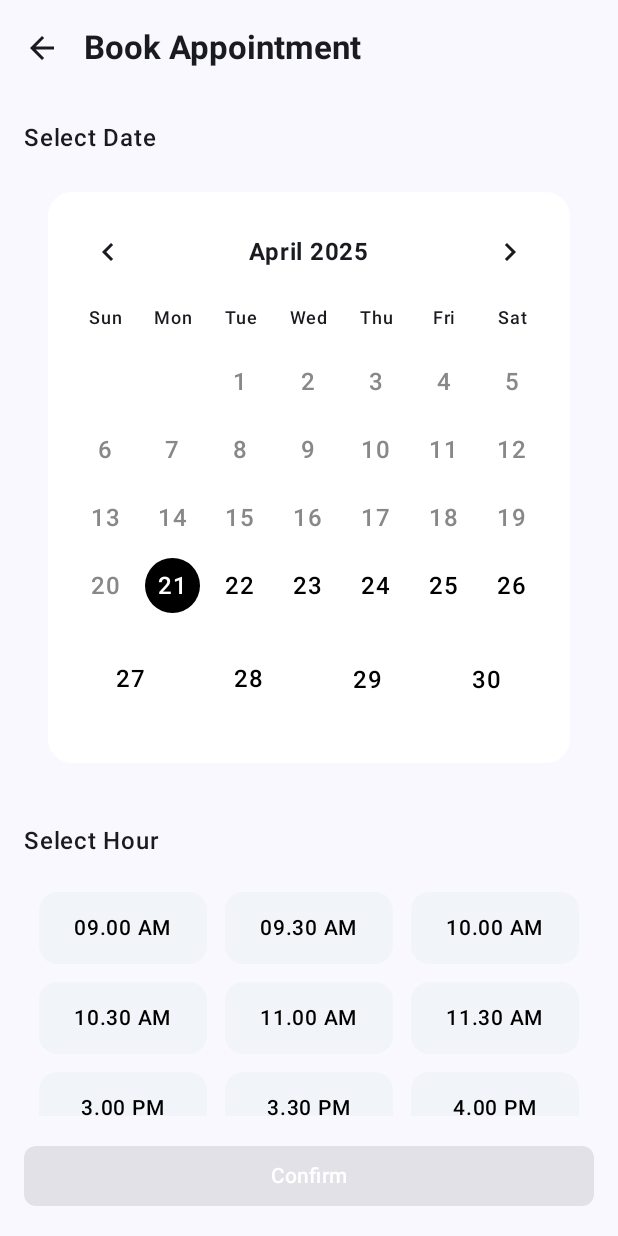
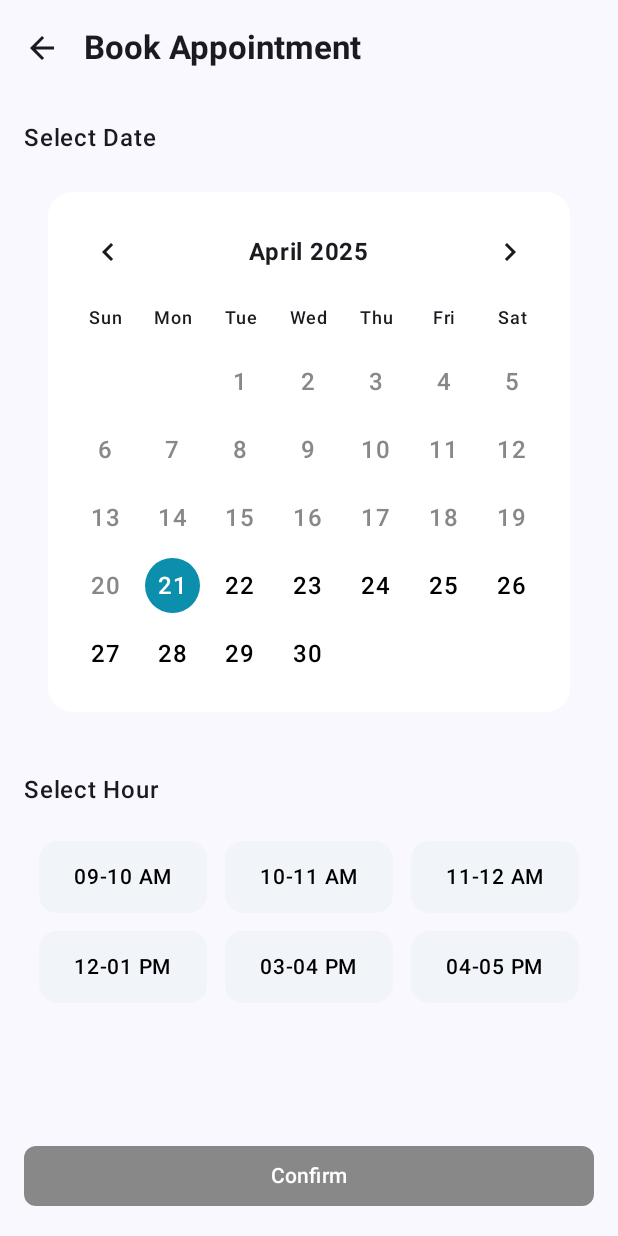
Before and after one commit to MianMuzammil67/Appointment-Booking-App, an Android app built with Jetpack Compose: the BookAppointmentScreen screen opened through its navigation route, on a phone screen of 412 x 824 dp. Run offline under Robolectric (Android 15) with nearby library versions, the phone set to English and light mode, and no system bars; our stand-ins replace Dagger/Hilt's generated code, Firebase (no records; nobody signed in at launch, a user with empty details on screens opened directly).

Commit message:
Correct layout for last dates in calendar

```diff
--- a/app/src/main/java/com/example/appointmentbookingapp/presentation/ui/appointment/BookAppointment.kt
+++ b/app/src/main/java/com/example/appointmentbookingapp/presentation/ui/appointment/BookAppointment.kt
@@ -26,6 +26,7 @@ import androidx.compose.material.icons.automirrored.filled.ArrowBack
 import androidx.compose.material.icons.automirrored.filled.KeyboardArrowLeft
 import androidx.compose.material.icons.automirrored.filled.KeyboardArrowRight
 import androidx.compose.material3.Button
+import androidx.compose.material3.ButtonDefaults
 import androidx.compose.material3.CircularProgressIndicator
 import androidx.compose.material3.ExperimentalMaterial3Api
 import androidx.compose.material3.Icon
@@ -43,6 +44,7 @@ import androidx.compose.ui.Alignment
 import androidx.compose.ui.Modifier
 import androidx.compose.ui.draw.clip
 import androidx.compose.ui.graphics.Color
+import androidx.compose.ui.res.colorResource
 import androidx.compose.ui.text.font.FontWeight
 import androidx.compose.ui.text.style.TextAlign
 import androidx.compose.ui.tooling.preview.Preview
@@ -51,6 +53,7 @@ import androidx.compose.ui.unit.sp
 import androidx.hilt.navigation.compose.hiltViewModel
 import androidx.navigation.NavHostController
 import androidx.navigation.compose.rememberNavController
+import com.example.appointmentbookingapp.R
 import com.example.appointmentbookingapp.presentation.state.UiState
 import java.time.LocalDate
 import java.time.YearMonth
@@ -63,16 +66,20 @@ fun BookAppointmentScreen(navController: NavHostController) {
     val firebaseDateState by viewModel.firebaseTimeFlow.collectAsState()
 
 //    var selectedDate by remember { mutableStateOf(firebaseDateState ) }
-    var selectedDate by remember { mutableStateOf<LocalDate?>(null) }
+    var selectedDate by remember { mutableStateOf<LocalDate?>(LocalDate.now()) }
 
 //    var selectedDate by remember { mutableStateOf(LocalDate.now()) }
     var selectedTime by remember { mutableStateOf<String?>(null) }
 
+//    val timeSlots = listOf(
+//        "09.00 AM", "09.30 AM", "10.00 AM",
+//        "10.30 AM", "11.00 AM", "11.30 AM",
+//        "3.00 PM", "3.30 PM", "4.00 PM",
+//        "4.30 PM", "5.00 PM", "5.30 PM"
+//    )
     val timeSlots = listOf(
-        "09.00 AM", "09.30 AM", "10.00 AM",
-        "10.30 AM", "11.00 AM", "11.30 AM",
-        "3.00 PM", "3.30 PM", "4.00 PM",
-        "4.30 PM", "5.00 PM", "5.30 PM"
+        "09-10 AM", "10-11 AM", "11-12 AM",
+        "12-01 PM", "03-04 PM", "04-05 PM",
     )
     Scaffold(
         topBar = {
@@ -93,10 +100,15 @@ fun BookAppointmentScreen(navController: NavHostController) {
                 modifier = Modifier
                     .fillMaxWidth()
                     .padding(16.dp)
-                    .navigationBarsPadding()
-                ,
+                    .navigationBarsPadding(),
                 shape = RoundedCornerShape(8.dp),
-                enabled = selectedTime != null
+                enabled = selectedTime != null,
+
+                colors = ButtonDefaults.buttonColors(
+                    containerColor = if (selectedTime != null) colorResource(R.color.colorPrimary) else Color.Gray,
+                    disabledContainerColor = Color.Gray
+                )
+
             ) {
                 Text("Confirm", color = Color.White)
             }
@@ -130,12 +142,13 @@ fun BookAppointmentScreen(navController: NavHostController) {
                         CircularProgressIndicator()
                     }
                 }
+
                 is UiState.Error -> {
-                    // Show error message (you can customize this)
                     Box(modifier = Modifier.fillMaxSize(), contentAlignment = Alignment.Center) {
                         Text("Failed to fetch server time.")
                     }
                 }
+
                 is UiState.Success -> {
                     val firebaseDate = (firebaseDateState as UiState.Success).data
                     // Initialize selectedDate only once
@@ -158,7 +171,9 @@ fun BookAppointmentScreen(navController: NavHostController) {
 
             LazyVerticalGrid(
                 columns = GridCells.Fixed(3),
-                modifier = Modifier.height(220.dp),
+//                modifier = Modifier.height(220.dp),
+                modifier = Modifier.height(150.dp),
+//                modifier = Modifier.wrapContentHeight(),
                 contentPadding = PaddingValues(4.dp)
             ) {
                 items(timeSlots.size) { index ->
@@ -168,7 +183,8 @@ fun BookAppointmentScreen(navController: NavHostController) {
                             .padding(6.dp)
                             .clip(RoundedCornerShape(12.dp))
                             .background(
-                                if (selectedTime == time) Color(0xFF0F172A)
+//                                if (selectedTime == time) Color(0xFF0F172A)
+                                if (selectedTime == time) colorResource(R.color.colorPrimary)
                                 else Color(0xFFF1F5F9)
                             )
                             .clickable { selectedTime = time }
@@ -187,7 +203,6 @@ fun BookAppointmentScreen(navController: NavHostController) {
         }
     }
 }
-
 @Composable
 fun AppointmentCalendar(
     selectedDate: LocalDate = LocalDate.now(),
@@ -195,8 +210,6 @@ fun AppointmentCalendar(
     firebaseToday: LocalDate
 
 ) {
-//    var currentMonth by remember { mutableStateOf(YearMonth.now()) }
-//    val today = LocalDate.now()
     var currentMonth by remember { mutableStateOf(YearMonth.from(firebaseToday)) }
     val today = firebaseToday
     val daysOfWeek = listOf("Sun", "Mon", "Tue", "Wed", "Thu", "Fri", "Sat")
@@ -204,6 +217,9 @@ fun AppointmentCalendar(
     val firstDayOfMonth = currentMonth.atDay(1)
     val lastDayOfMonth = currentMonth.atEndOfMonth()
     val startDayOffset = firstDayOfMonth.dayOfWeek.value % 7
+    val daysInMonth = lastDayOfMonth.dayOfMonth
+    val totalCells = startDayOffset + daysInMonth
+    val remainingCells = if (totalCells % 7 != 0) 7 - (totalCells % 7) else 0
 
     Column(
         modifier = Modifier
@@ -215,10 +231,6 @@ fun AppointmentCalendar(
             .padding(16.dp)
             .fillMaxWidth()
     ) {
-//        Text("Select Date", fontSize = 16.sp, fontWeight = FontWeight.Medium)
-
-//        Spacer(modifier = Modifier.height(16.dp))
-
         // Month navigation
         Row(
             verticalAlignment = Alignment.CenterVertically,
@@ -234,11 +246,16 @@ fun AppointmentCalendar(
                 },
                 enabled = !currentMonth.atDay(1).isBefore(today.withDayOfMonth(1))
             ) {
-                Icon(Icons.AutoMirrored.Filled.KeyboardArrowLeft, contentDescription = "Previous Month")
+                Icon(
+                    Icons.AutoMirrored.Filled.KeyboardArrowLeft,
+                    contentDescription = "Previous Month"
+                )
             }
 
             Text(
-                text = "${currentMonth.month.name.lowercase().replaceFirstChar { it.uppercase() }} ${currentMonth.year}",
+                text = "${
+                    currentMonth.month.name.lowercase().replaceFirstChar { it.uppercase() }
+                } ${currentMonth.year}",
                 fontSize = 16.sp,
                 fontWeight = FontWeight.Bold
             )
@@ -246,7 +263,10 @@ fun AppointmentCalendar(
             IconButton(
                 onClick = { currentMonth = currentMonth.plusMonths(1) }
             ) {
-                Icon(Icons.AutoMirrored.Filled.KeyboardArrowRight, contentDescription = "Next Month")
+                Icon(
+                    Icons.AutoMirrored.Filled.KeyboardArrowRight,
+                    contentDescription = "Next Month"
+                )
             }
         }
         Spacer(modifier = Modifier.height(8.dp))
@@ -271,8 +291,11 @@ fun AppointmentCalendar(
         repeat(startDayOffset) {
             days.add(null)
         }
-        for (day in 1..lastDayOfMonth.dayOfMonth) {
+        for (day in 1..daysInMonth) {
             days.add(currentMonth.atDay(day))
+        }
+        repeat(remainingCells) {
+            days.add(null)
         }
 
         days.chunked(7).forEach { week ->
@@ -289,7 +312,7 @@ fun AppointmentCalendar(
                             .clip(CircleShape)
                             .background(
                                 when {
-                                    isSelected -> Color.Black
+                                    isSelected -> colorResource(R.color.colorPrimary)
                                     else -> Color.Transparent
                                 }
                             )
```
